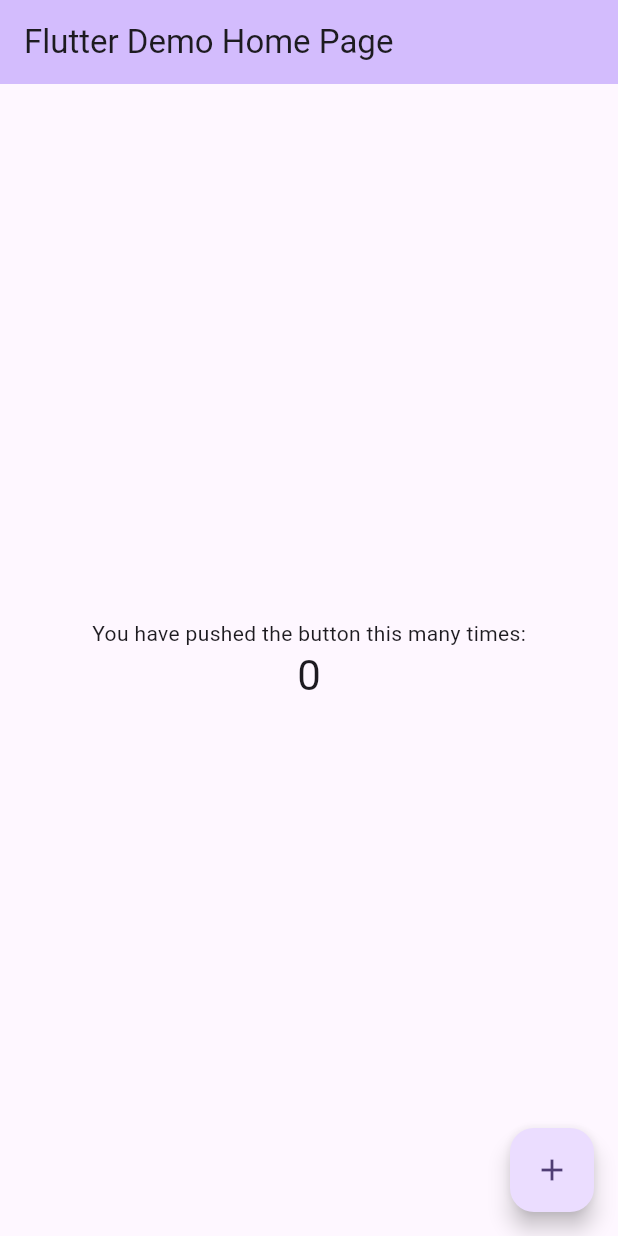
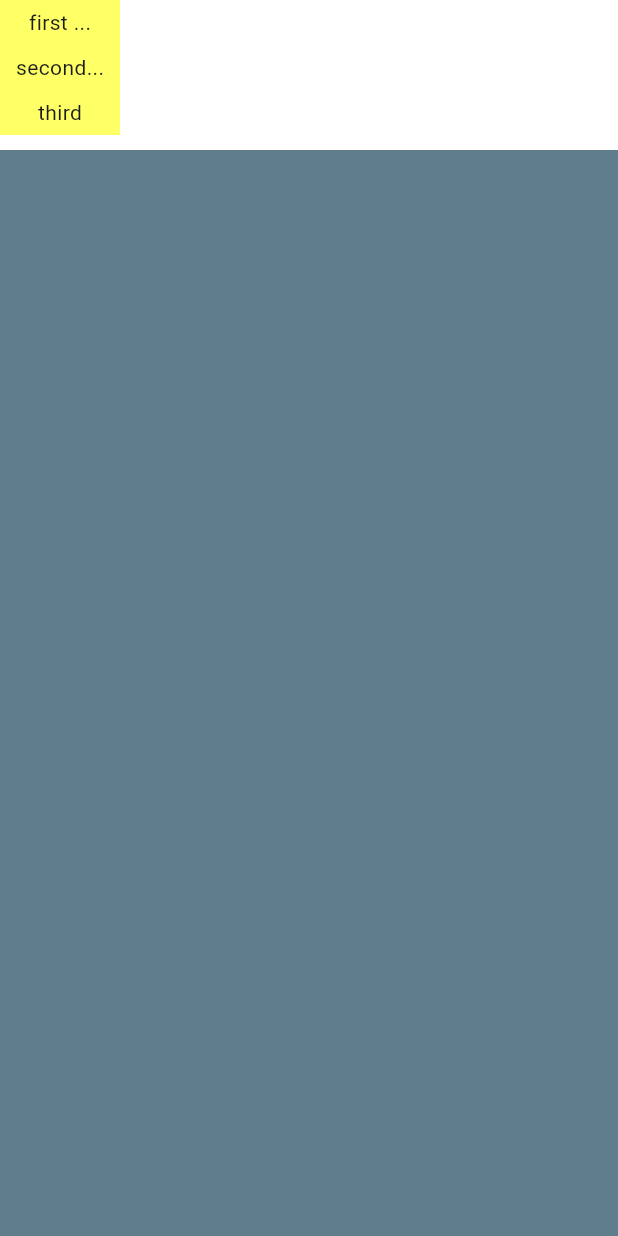
Before and after one commit to JoHyeongGu/flutter_blog, a Flutter app: the screen it shows after launch, on a phone screen of 412 x 824 dp. Run offline on Flutter 3.47's test engine with Material 3 defaults, Android fonts, the phone set to English and light mode, and no system bars; our stand-ins replace fluro, url_strategy.

Commit message:
[create shape] lobby side menu
Create just shape of the lobby's side menu And its function

```diff
--- /dev/null
+++ b/lib/lobby.dart
@@ -0,0 +1,185 @@
+import 'package:fluro/fluro.dart';
+import 'package:flutter/material.dart';
+
+class Lobby extends StatefulWidget {
+  Lobby(this.router, {super.key});
+  FluroRouter router;
+
+  @override
+  State<Lobby> createState() => _LobbyState();
+}
+
+class _LobbyState extends State<Lobby> {
+  List<Map> menuList = [
+    {
+      'index': 0,
+      'category': 'first Category',
+      'content': const FirstContent(),
+    },
+    {
+      'index': 1,
+      'category': 'second Category',
+      'content': const SecondContent(),
+    },
+    {
+      'index': 2,
+      'category': 'third',
+      'content': const ThirdContent(),
+    },
+  ];
+  @override
+  Widget build(BuildContext context) {
+    return Scaffold(
+      body: Container(
+        color: Colors.black,
+        child: Stack(
+          children: [
+            Column(
+              children: [
+                Container(
+                  height: 100,
+                  color: Colors.white,
+                ),
+                Flexible(
+                  child: Container(
+                    color: Colors.blueGrey,
+                  ),
+                ),
+              ],
+            ),
+            SideMenu(menuList),
+          ],
+        ),
+      ),
+    );
+  }
+}
+
+class SideMenu extends StatefulWidget {
+  SideMenu(this.menuList, {super.key});
+  List<Map> menuList;
+
+  @override
+  State<SideMenu> createState() => _SideMenuState();
+}
+
+class _SideMenuState extends State<SideMenu> {
+  late double menuWidth;
+  late int? index;
+
+  @override
+  void initState() {
+    super.initState();
+    menuWidth = 0;
+    index = null;
+  }
+
+  @override
+  Widget build(BuildContext context) {
+    return Row(
+      crossAxisAlignment: CrossAxisAlignment.start,
+      children: [
+        Stack(
+          children: widget.menuList
+              .map((menu) => MouseRegion(
+                    onEnter: (event) {
+                      setState(() {
+                        menuWidth = 200;
+                      });
+                    },
+                    onExit: (event) {
+                      setState(() {
+                        menuWidth = 0;
+                      });
+                    },
+                    child: AnimatedContainer(
+                      duration: const Duration(milliseconds: 100),
+                      color: Colors.grey,
+                      width: menuWidth,
+                      child: index != null && menuWidth != 0
+                          ? widget.menuList[index!]['content']
+                          : null,
+                    ),
+                  ))
+              .toList(),
+        ),
+        Column(
+          crossAxisAlignment: CrossAxisAlignment.start,
+          children: widget.menuList
+              .map((menu) => Padding(
+                    padding: const EdgeInsets.only(top: 0),
+                    child: MouseRegion(
+                      onEnter: (event) {
+                        setState(() {
+                          index = menu['index'];
+                          menuWidth = 200;
+                        });
+                      },
+                      onExit: (event) {
+                        setState(() {
+                          menuWidth = 0;
+                        });
+                      },
+                      child: Container(
+                        height:
+                            menuWidth != 0 && menu['index'] == index ? 40 : 30,
+                        width:
+                            menuWidth != 0 && menu['index'] == index ? 150 : 80,
+                        color: Colors.yellowAccent.withOpacity(0.6),
+                        child: Center(
+                          child: Text(
+                            menuWidth != 0 && menu['index'] == index
+                                ? menu['category']
+                                : menu['category'].length >= 6
+                                    ? menu['category'].substring(0, 6) + '...'
+                                    : menu['category'],
+                          ),
+                        ),
+                      ),
+                    ),
+                  ))
+              .toList(),
+        ),
+      ],
+    );
+  }
+}
+
+class FirstContent extends StatelessWidget {
+  const FirstContent({super.key});
+
+  @override
+  Widget build(BuildContext context) {
+    return const Column(
+      children: [
+        Text('1. test Menu'),
+      ],
+    );
+  }
+}
+
+class SecondContent extends StatelessWidget {
+  const SecondContent({super.key});
+
+  @override
+  Widget build(BuildContext context) {
+    return const Column(
+      children: [
+        Text('2. test Menu'),
+      ],
+    );
+  }
+}
+
+class ThirdContent extends StatelessWidget {
+  const ThirdContent({super.key});
+
+  @override
+  Widget build(BuildContext context) {
+    return const Column(
+      children: [
+        Text('3. test Menu'),
+      ],
+    );
+  }
+}
--- a/lib/main.dart
+++ b/lib/main.dart
@@ -1,125 +1,55 @@
+import 'package:fluro/fluro.dart';
 import 'package:flutter/material.dart';
+import 'package:flutter_blog/lobby.dart';
+import 'package:url_strategy/url_strategy.dart';
+import 'package:flutter_blog/test/page_test.dart';
 
 void main() {
-  runApp(const MyApp());
+  setPathUrlStrategy();
+  runApp(MyApp());
+}
+
+List<Map> pageList = [
+  {
+    'path': '/homepage',
+    'widget': const TestPage(),
+    'title': '홈페이지 로비',
+    'description': '다양한 메뉴가 있는 홈페이지의 로비를 만들어보자',
+  },
+];
+
+initRouter() {
+  FluroRouter router = FluroRouter();
+  for (Map page in pageList) {
+    router.define(
+      page['path'],
+      handler: Handler(
+        handlerFunc: (context, params) {
+          return page['widget'];
+        },
+      ),
+      transitionType: TransitionType.cupertinoFullScreenDialog,
+    );
+  }
+  return router;
 }
 
 class MyApp extends StatelessWidget {
-  const MyApp({super.key});
+  MyApp({super.key});
+  FluroRouter router = initRouter();
 
-  // This widget is the root of your application.
   @override
   Widget build(BuildContext context) {
     return MaterialApp(
-      title: 'Flutter Demo',
+      title: '아홉 페이지',
       theme: ThemeData(
-        // This is the theme of your application.
-        //
-        // TRY THIS: Try running your application with "flutter run". You'll see
-        // the application has a blue toolbar. Then, without quitting the app,
-        // try changing the seedColor in the colorScheme below to Colors.green
-        // and then invoke "hot reload" (save your changes or press the "hot
-        // reload" button in a Flutter-supported IDE, or press "r" if you used
-        // the command line to start the app).
-        //
-        // Notice that the counter didn't reset back to zero; the application
-        // state is not lost during the reload. To reset the state, use hot
-        // restart instead.
-        //
-        // This works for code too, not just values: Most code changes can be
-        // tested with just a hot reload.
-        colorScheme: ColorScheme.fromSeed(seedColor: Colors.deepPurple),
+        colorScheme: ColorScheme.fromSeed(seedColor: Colors.lightGreen),
         useMaterial3: true,
       ),
-      home: const MyHomePage(title: 'Flutter Demo Home Page'),
+      onGenerateRoute: router.generator,
+      routes: {
+        '/': (context) => Lobby(router),
+      },
     );
   }
 }
-
-class MyHomePage extends StatefulWidget {
-  const MyHomePage({super.key, required this.title});
-
-  // This widget is the home page of your application. It is stateful, meaning
-  // that it has a State object (defined below) that contains fields that affect
-  // how it looks.
-
-  // This class is the configuration for the state. It holds the values (in this
-  // case the title) provided by the parent (in this case the App widget) and
-  // used by the build method of the State. Fields in a Widget subclass are
-  // always marked "final".
-
-  final String title;
-
-  @override
-  State<MyHomePage> createState() => _MyHomePageState();
-}
-
-class _MyHomePageState extends State<MyHomePage> {
-  int _counter = 0;
-
-  void _incrementCounter() {
-    setState(() {
-      // This call to setState tells the Flutter framework that something has
-      // changed in this State, which causes it to rerun the build method below
-      // so that the display can reflect the updated values. If we changed
-      // _counter without calling setState(), then the build method would not be
-      // called again, and so nothing would appear to happen.
-      _counter++;
-    });
-  }
-
-  @override
-  Widget build(BuildContext context) {
-    // This method is rerun every time setState is called, for instance as done
-    // by the _incrementCounter method above.
-    //
-    // The Flutter framework has been optimized to make rerunning build methods
-    // fast, so that you can just rebuild anything that needs updating rather
-    // than having to individually change instances of widgets.
-    return Scaffold(
-      appBar: AppBar(
-        // TRY THIS: Try changing the color here to a specific color (to
-        // Colors.amber, perhaps?) and trigger a hot reload to see the AppBar
-        // change color while the other colors stay the same.
-        backgroundColor: Theme.of(context).colorScheme.inversePrimary,
-        // Here we take the value from the MyHomePage object that was created by
-        // the App.build method, and use it to set our appbar title.
-        title: Text(widget.title),
-      ),
-      body: Center(
-        // Center is a layout widget. It takes a single child and positions it
-        // in the middle of the parent.
-        child: Column(
-          // Column is also a layout widget. It takes a list of children and
-          // arranges them vertically. By default, it sizes itself to fit its
-          // children horizontally, and tries to be as tall as its parent.
-          //
-          // Column has various properties to control how it sizes itself and
-          // how it positions its children. Here we use mainAxisAlignment to
-          // center the children vertically; the main axis here is the vertical
-          // axis because Columns are vertical (the cross axis would be
-          // horizontal).
-          //
-          // TRY THIS: Invoke "debug painting" (choose the "Toggle Debug Paint"
-          // action in the IDE, or press "p" in the console), to see the
-          // wireframe for each widget.
-          mainAxisAlignment: MainAxisAlignment.center,
-          children: <Widget>[
-            const Text(
-              'You have pushed the button this many times:',
-            ),
-            Text(
-              '$_counter',
-              style: Theme.of(context).textTheme.headlineMedium,
-            ),
-          ],
-        ),
-      ),
-      floatingActionButton: FloatingActionButton(
-        onPressed: _incrementCounter,
-        tooltip: 'Increment',
-        child: const Icon(Icons.add),
-      ), // This trailing comma makes auto-formatting nicer for build methods.
-    );
-  }
-}
--- a/pubspec.yaml
+++ b/pubspec.yaml
@@ -35,6 +35,8 @@ dependencies:
   # The following adds the Cupertino Icons font to your application.
   # Use with the CupertinoIcons class for iOS style icons.
   cupertino_icons: ^1.0.2
+  url_strategy: ^0.2.0
+  fluro: ^2.0.5
 
 dev_dependencies:
   flutter_test:
```
Also changed, not shown: pubspec.lock, 8 other files.
